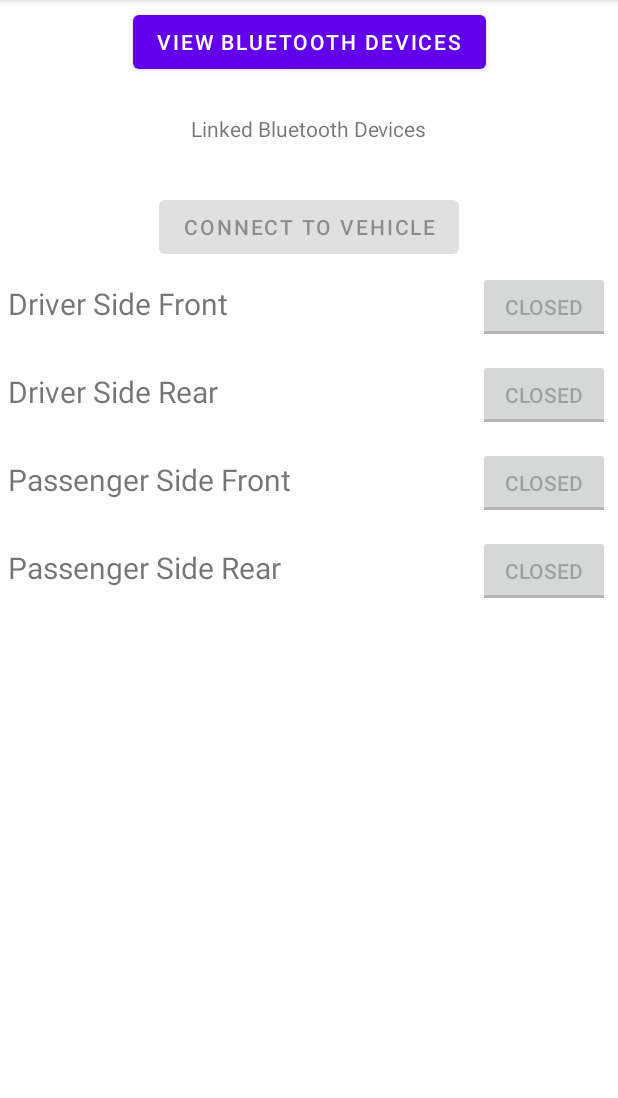
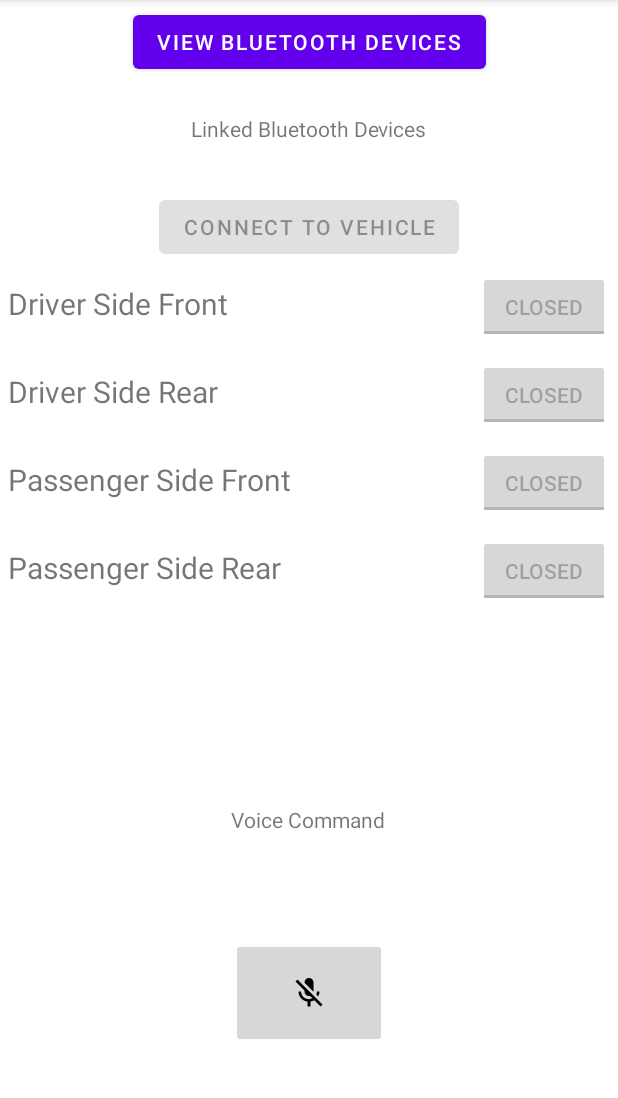
Before and after one commit to mhatch04140/Open-Sesame, an Android app: the screen it shows after launch (MainActivity), on a phone screen of 412 x 824 dp, the part 84-1182 px from its top. Run offline under Robolectric (Android 15) with nearby library versions, the phone set to English and light mode, and no system bars; our stand-ins replace RxJava.

Commit message:
Mobile app update

```diff
--- a/Mobile App/app/src/main/AndroidManifest.xml
+++ b/Mobile App/app/src/main/AndroidManifest.xml
@@ -10,6 +10,9 @@
     <uses-permission android:name="android.permission.BLUETOOTH_SCAN" />
     <uses-permission android:name="android.permission.BLUETOOTH_ADVERTISE" />
     <uses-permission android:name="android.permission.BLUETOOTH_CONNECT" />
+
+    <uses-permission android:name="android.permission.RECORD_AUDIO" />
+    <uses-permission android:name="android.permission.INTERNET" />
 
 
     <application
--- a/Mobile App/app/src/main/java/edu/vtc/opensesame/MainActivity.java
+++ b/Mobile App/app/src/main/java/edu/vtc/opensesame/MainActivity.java
@@ -13,6 +13,7 @@ package edu.vtc.opensesame;
 import static android.content.ContentValues.TAG;
 
 import android.Manifest;
+import android.annotation.SuppressLint;
 import android.bluetooth.BluetoothAdapter;
 import android.bluetooth.BluetoothDevice;
 import android.bluetooth.BluetoothManager;
@@ -22,16 +23,23 @@ import android.os.Bundle;
 import android.os.Handler;
 import android.os.Looper;
 import android.os.Message;
+import android.speech.RecognitionListener;
+import android.speech.RecognizerIntent;
+import android.speech.SpeechRecognizer;
 import android.util.Log;
 import android.view.View;
 import android.widget.Button;
+import android.widget.ImageButton;
 import android.widget.TextView;
 import android.widget.Toast;
 import android.widget.ToggleButton;
 
+import androidx.annotation.NonNull;
 import androidx.appcompat.app.AppCompatActivity;
 import androidx.core.app.ActivityCompat;
+import androidx.core.content.ContextCompat;
 
+import java.util.ArrayList;
 import java.util.Set;
 import java.util.UUID;
 
@@ -61,6 +69,11 @@ public class MainActivity extends AppCompatActivity {
     /* Enables BT */
     private int REQUEST_ENABLE_BT=1;
 
+    ArrayList<String> data;
+
+    SpeechRecognizer speechRecognizer;
+
+    int count=0;
 
 
     @Override
@@ -75,6 +88,95 @@ public class MainActivity extends AppCompatActivity {
         TextView btDevices = findViewById(id.textView);
         Button searchDevices = findViewById(id.btDevices);
 
+        ImageButton mic = findViewById(R.id.micButton);
+        TextView voiceCommand= findViewById(id.voiceCommand);
+
+        if(ContextCompat.checkSelfPermission(this,Manifest.permission.RECORD_AUDIO) != PackageManager.PERMISSION_GRANTED){
+            ActivityCompat.requestPermissions(this,new String[]{Manifest.permission.RECORD_AUDIO},1);
+        }
+
+        speechRecognizer=SpeechRecognizer.createSpeechRecognizer(this);
+
+        Intent speechRecognizerIntent= new Intent(RecognizerIntent.ACTION_RECOGNIZE_SPEECH);
+
+        mic.setOnClickListener(new View.OnClickListener() {
+            @Override
+            public void onClick(View view) {
+                if(count==0){
+                   mic.setImageDrawable(getDrawable(R.drawable.ic_baseline_mic_24));
+
+                   //start
+                    speechRecognizer.startListening(speechRecognizerIntent);
+                    count=1;
+                }
+                else{
+                    mic.setImageDrawable(getDrawable(R.drawable.ic_baseline_mic_off_24));
+                    //turn off
+                    speechRecognizer.stopListening();
+                    count=0;
+                }
+            }
+        });
+
+        speechRecognizer.setRecognitionListener(new RecognitionListener() {
+            @Override
+            public void onReadyForSpeech(Bundle bundle) {
+
+            }
+
+            @Override
+            public void onBeginningOfSpeech() {
+
+            }
+
+            @Override
+            public void onRmsChanged(float v) {
+
+            }
+
+            @Override
+            public void onBufferReceived(byte[] bytes) {
+
+            }
+
+            @Override
+            public void onEndOfSpeech() {
+
+            }
+
+            @Override
+            public void onError(int i) {
+
+            }
+
+            @Override
+            public void onResults(Bundle bundle) {
+                data = bundle.getStringArrayList(speechRecognizer.RESULTS_RECOGNITION);
+                voiceCommand.setText(data.get(0));
+
+                Toast.makeText(getApplicationContext() ,data.get(0),Toast.LENGTH_SHORT).show();
+
+                if(data.get(0)=="Open Driver door"){
+                    message="1";
+                    sendMessage();
+                }
+                else if (data.get(0)=="close driver door"){
+                    message="2";
+                    sendMessage();
+                }
+            }
+
+            @Override
+            public void onPartialResults(Bundle bundle) {
+                Toast.makeText(getApplicationContext() ,data.get(0),Toast.LENGTH_SHORT).show();
+
+            }
+
+            @Override
+            public void onEvent(int i, Bundle bundle) {
+
+            }
+        });
 
         //Using a handler to update the interface in case of an error connecting to the BT device
         handler = new Handler(Looper.getMainLooper()) {
@@ -197,6 +299,17 @@ public class MainActivity extends AppCompatActivity {
 
     }//end of onCreate()
 
+    @SuppressLint("MissingSuperCall")
+    @Override
+    public void onRequestPermissionsResult(int requestCode, @NonNull String[] permissions, @NonNull int[] grantResults) {
+        if (requestCode == 1) {
+            if (grantResults[0] == PackageManager.PERMISSION_GRANTED) {
+                Toast.makeText(this, "Permission Granted", Toast.LENGTH_SHORT);
+            } else {
+                Toast.makeText(this, "Permission Denied", Toast.LENGTH_SHORT);
+            }
+        }
+    }
 
     /**
      * Sets up the toggle buttons for the doors and onChangeListeners
--- /dev/null
+++ b/Mobile App/app/src/main/res/drawable/ic_baseline_mic_24.xml
@@ -0,0 +1,5 @@
+<vector android:height="24dp" android:tint="#000000"
+    android:viewportHeight="24" android:viewportWidth="24"
+    android:width="24dp" xmlns:android="http://schemas.android.com/apk/res/android">
+    <path android:fillColor="@android:color/white" android:pathData="M12,14c1.66,0 2.99,-1.34 2.99,-3L15,5c0,-1.66 -1.34,-3 -3,-3S9,3.34 9,5v6c0,1.66 1.34,3 3,3zM17.3,11c0,3 -2.54,5.1 -5.3,5.1S6.7,14 6.7,11L5,11c0,3.41 2.72,6.23 6,6.72L11,21h2v-3.28c3.28,-0.48 6,-3.3 6,-6.72h-1.7z"/>
+</vector>
--- /dev/null
+++ b/Mobile App/app/src/main/res/drawable/ic_baseline_mic_off_24.xml
@@ -0,0 +1,5 @@
+<vector android:height="24dp" android:tint="#000000"
+    android:viewportHeight="24" android:viewportWidth="24"
+    android:width="24dp" xmlns:android="http://schemas.android.com/apk/res/android">
+    <path android:fillColor="@android:color/white" android:pathData="M19,11h-1.7c0,0.74 -0.16,1.43 -0.43,2.05l1.23,1.23c0.56,-0.98 0.9,-2.09 0.9,-3.28zM14.98,11.17c0,-0.06 0.02,-0.11 0.02,-0.17L15,5c0,-1.66 -1.34,-3 -3,-3S9,3.34 9,5v0.18l5.98,5.99zM4.27,3L3,4.27l6.01,6.01L9.01,11c0,1.66 1.33,3 2.99,3 0.22,0 0.44,-0.03 0.65,-0.08l1.66,1.66c-0.71,0.33 -1.5,0.52 -2.31,0.52 -2.76,0 -5.3,-2.1 -5.3,-5.1L5,11c0,3.41 2.72,6.23 6,6.72L11,21h2v-3.28c0.91,-0.13 1.77,-0.45 2.54,-0.9L19.73,21 21,19.73 4.27,3z"/>
+</vector>
--- a/Mobile App/app/src/main/res/layout/activity_main.xml
+++ b/Mobile App/app/src/main/res/layout/activity_main.xml
@@ -19,13 +19,15 @@
         app:layout_constraintTop_toTopOf="parent" />
 
     <TableLayout
+        android:id="@+id/tableLayout"
         android:layout_width="0dp"
-        android:layout_height="0dp"
+        android:layout_height="wrap_content"
         app:layout_constraintBottom_toBottomOf="parent"
         app:layout_constraintEnd_toEndOf="parent"
+        app:layout_constraintHorizontal_bias="0.0"
         app:layout_constraintStart_toStartOf="parent"
         app:layout_constraintTop_toBottomOf="@+id/connectVehicle"
-        app:layout_constraintVertical_bias="0.283">
+        app:layout_constraintVertical_bias="0.0">
 
         <TableRow
             android:layout_width="match_parent"
@@ -151,4 +153,28 @@
         app:layout_constraintStart_toStartOf="parent"
         app:layout_constraintTop_toBottomOf="@+id/textView" />
 
+    <TextView
+        android:id="@+id/voiceCommand"
+        android:layout_width="wrap_content"
+        android:layout_height="wrap_content"
+        android:layout_marginBottom="212dp"
+        android:text="@string/voice_command"
+        app:layout_constraintBottom_toBottomOf="parent"
+        app:layout_constraintEnd_toEndOf="parent"
+        app:layout_constraintHorizontal_bias="0.498"
+        app:layout_constraintStart_toStartOf="parent" />
+
+    <ImageButton
+        android:id="@+id/micButton"
+        android:layout_width="104dp"
+        android:layout_height="73dp"
+        android:contentDescription="@string/microphone_button"
+        android:minHeight="48dp"
+        android:src="@drawable/ic_baseline_mic_off_24"
+        app:layout_constraintBottom_toBottomOf="parent"
+        app:layout_constraintEnd_toEndOf="parent"
+        app:layout_constraintStart_toStartOf="parent"
+        app:layout_constraintTop_toBottomOf="@+id/voiceCommand"
+        tools:ignore="RedundantDescriptionCheck" />
+
 </androidx.constraintlayout.widget.ConstraintLayout>
--- a/Mobile App/app/src/main/res/values/strings.xml
+++ b/Mobile App/app/src/main/res/values/strings.xml
@@ -24,4 +24,6 @@
     <string name="passenger_side_rear">Passenger Side Rear</string>
     <string name="passenger_side_front">Passenger Side Front</string>
     <string name="view_bluetooth_devices">View bluetooth devices</string>
+    <string name="voice_command">Voice Command</string>
+    <string name="microphone_button">Microphone Button</string>
 </resources>
```
Also changed, not shown: 1 other file.
